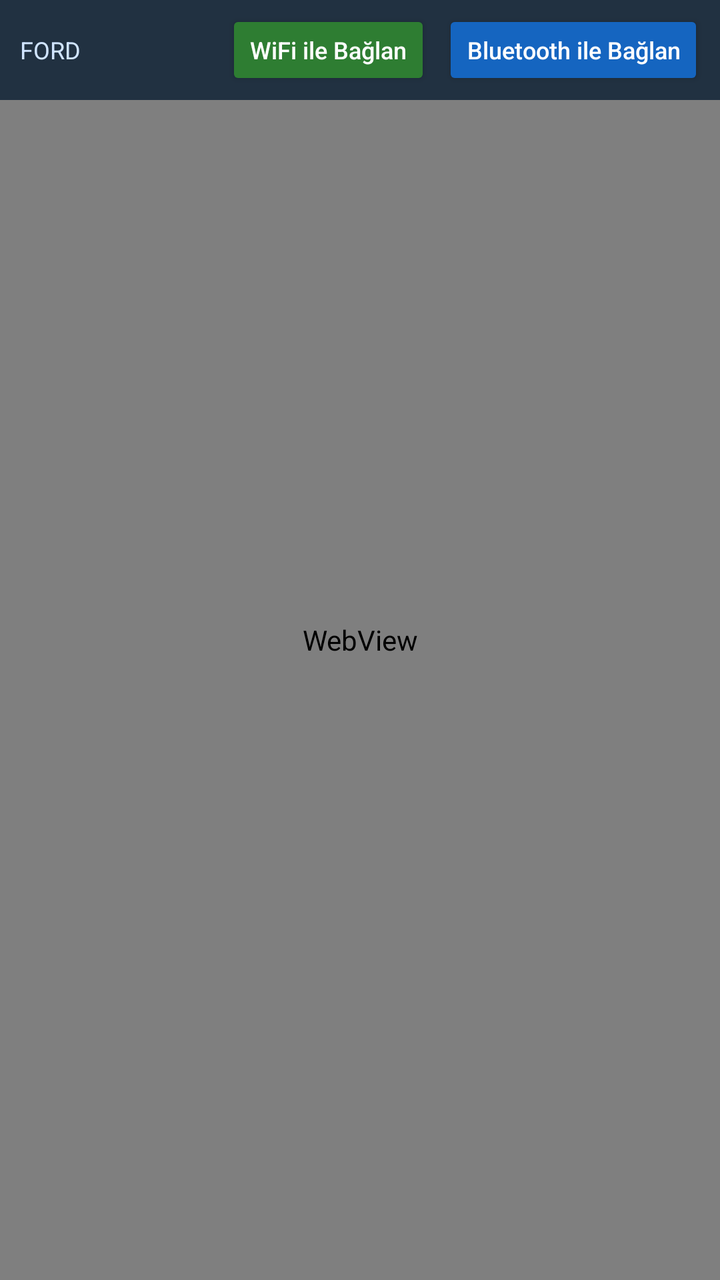
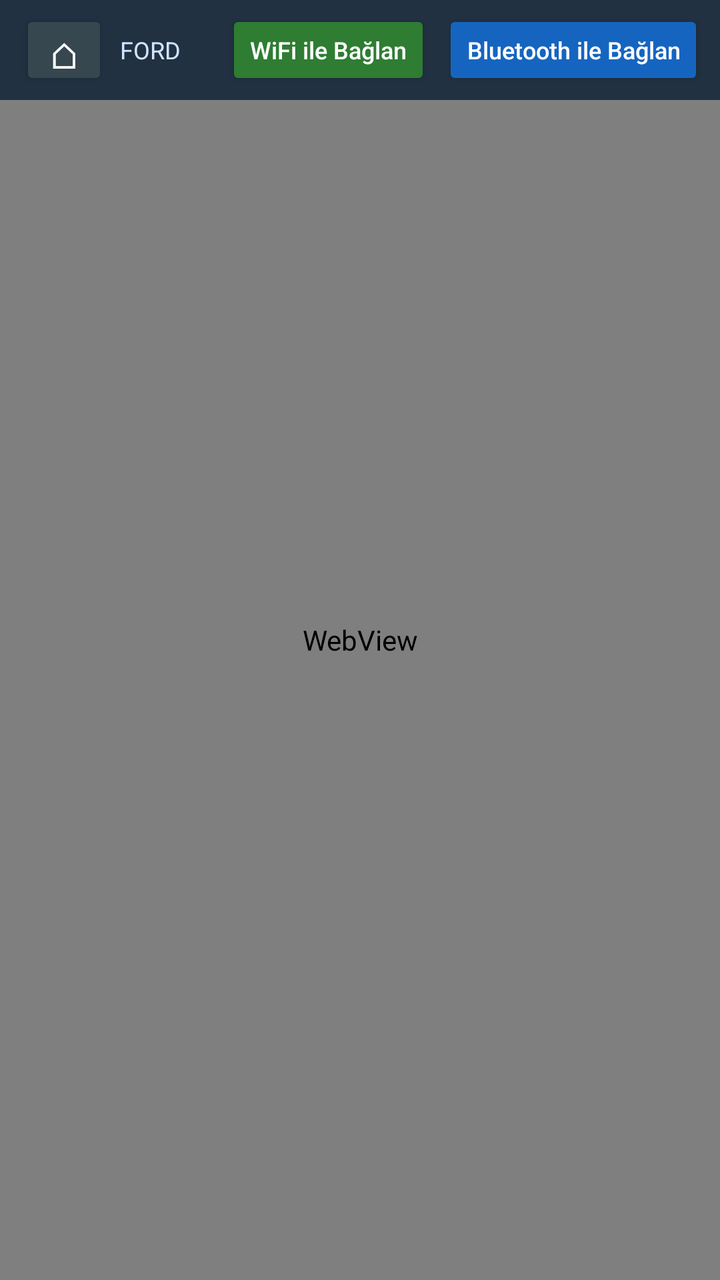

Two renders of the same Android screen: before a commit and after it. Below are the layout's source before the change and the commit's diff.
<!-- AndroidManifest.xml: application theme Theme.FordPanel -->
<!-- res/layout/activity_main.xml -->
<?xml version="1.0" encoding="utf-8"?>
<FrameLayout xmlns:android="http://schemas.android.com/apk/res/android"
    android:layout_width="match_parent"
    android:layout_height="match_parent"
    android:background="#0b1f33">

    <WebView
        android:id="@+id/web"
        android:layout_width="match_parent"
        android:layout_height="match_parent" />

    
    <LinearLayout
        android:layout_width="match_parent"
        android:layout_height="wrap_content"
        android:orientation="horizontal"
        android:gravity="center_vertical"
        android:background="#CC0b1f33"
        android:paddingLeft="10dp"
        android:paddingRight="8dp"
        android:paddingTop="5dp"
        android:paddingBottom="5dp">

        <TextView
            android:id="@+id/durum"
            android:layout_width="0dp"
            android:layout_height="wrap_content"
            android:layout_weight="1"
            android:text="FORD"
            android:textColor="#d0e4ff"
            android:textSize="12sp"
            android:maxLines="1"
            android:ellipsize="end" />

        <Button
            android:id="@+id/wifiBtn"
            android:layout_width="wrap_content"
            android:layout_height="40dp"
            android:text="WiFi ile Bağlan"
            android:textColor="#ffffff"
            android:textSize="12sp"
            android:textAllCaps="false"
            android:backgroundTint="#2e7d32"
            android:layout_marginEnd="6dp"
            android:paddingLeft="12dp"
            android:paddingRight="12dp" />

        <Button
            android:id="@+id/btBtn"
            android:layout_width="wrap_content"
            android:layout_height="40dp"
            android:text="Bluetooth ile Bağlan"
            android:textColor="#ffffff"
            android:textSize="12sp"
            android:textAllCaps="false"
            android:backgroundTint="#1565c0"
            android:paddingLeft="12dp"
            android:paddingRight="12dp" />
    </LinearLayout>
</FrameLayout>
<!-- resources referenced by this layout -->
<resources>
  <style name="Theme.FordPanel" parent="@android:style/Theme.Material.NoActionBar">
          <item name="android:windowBackground">#0b1f33</item>
          <item name="android:statusBarColor">#0b1f33</item>
          <item name="android:navigationBarColor">#0b1f33</item>
      </style>
</resources>

<!-- the commit's change to res/layout/activity_main.xml (unified diff, before → after) -->
@@ -20,6 +20,20 @@
         android:paddingRight="8dp"
         android:paddingTop="5dp"
         android:paddingBottom="5dp">
+
+        <Button
+            android:id="@+id/homeBtn"
+            android:layout_width="wrap_content"
+            android:layout_height="40dp"
+            android:minWidth="44dp"
+            android:text="⌂"
+            android:textColor="#ffffff"
+            android:textSize="18sp"
+            android:textAllCaps="false"
+            android:backgroundTint="#37474f"
+            android:layout_marginEnd="6dp"
+            android:paddingLeft="8dp"
+            android:paddingRight="8dp" />
 
         <TextView
             android:id="@+id/durum"
